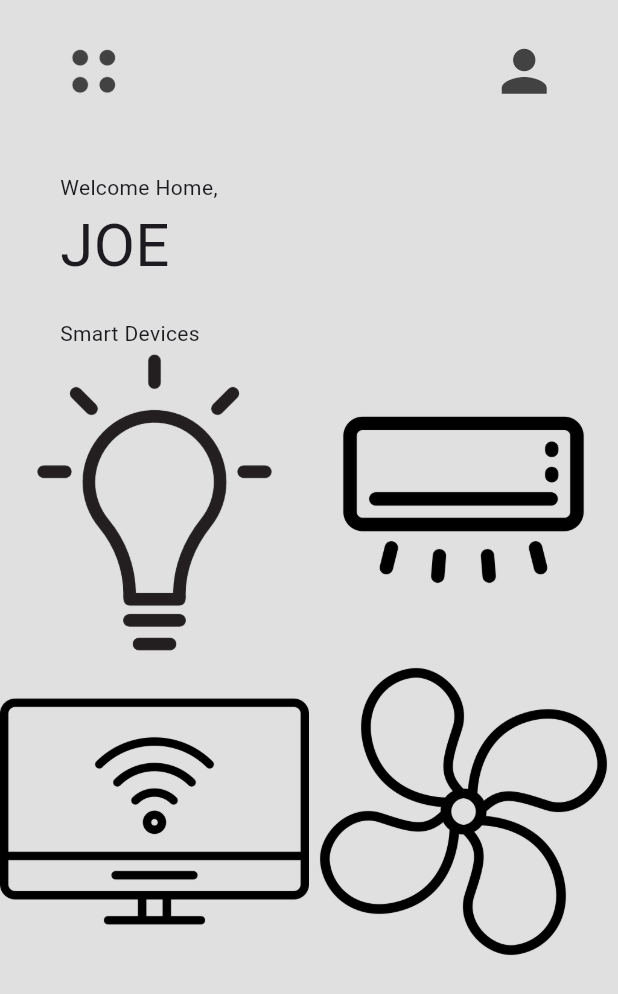
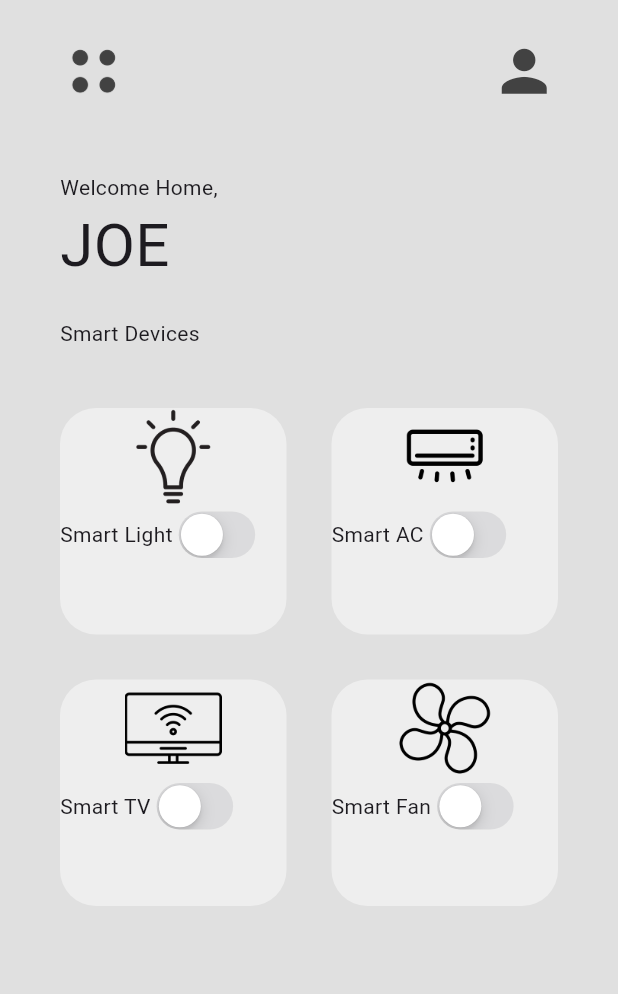
Before and after one commit to JoeDareZone/smarty-pants, a Flutter app: the screen it shows after launch, on a phone screen of 412 x 824 dp. Shown: the top 994 px of the screen. Run offline on Flutter 3.47's test engine with Material 3 defaults, Android fonts, the phone set to English and light mode, and no system bars.

Commit message:
style: :lipstick: Update smart device box and add swtich

```diff
--- a/lib/pages/home_page.dart
+++ b/lib/pages/home_page.dart
@@ -67,6 +67,7 @@
             Expanded(
                 child: GridView.builder(
                     itemCount: mySmartDevices.length,
+                    padding: const EdgeInsets.all(25),
                     gridDelegate:
                         const SliverGridDelegateWithFixedCrossAxisCount(
                             crossAxisCount: 2),
--- a/lib/util/smart_device_box.dart
+++ b/lib/util/smart_device_box.dart
@@ -1,3 +1,4 @@
+import 'package:flutter/cupertino.dart';
 import 'package:flutter/material.dart';
 
 class SmartDeviceBox extends StatelessWidget {
@@ -14,13 +15,25 @@
 
   @override
   Widget build(BuildContext context) {
-    return Container(
-      child:Column(
-        children: [
-          Image.asset(iconPath),
-          // Text(smartDeviceName)
-        ],
-      )
-    );
+    return Padding(
+        padding: const EdgeInsets.all(15.0),
+        child: Container(
+            decoration: BoxDecoration(
+                color: Colors.grey[200],
+                borderRadius: BorderRadius.circular(24)),
+            child: Column(
+              children: [
+                Image.asset(
+                  iconPath,
+                  height: 65,
+                ),
+                Row(
+                  children: [
+                    Text(smartDeviceName),
+                    CupertinoSwitch(value: false, onChanged: (value) {})
+                  ],
+                )
+              ],
+            )));
   }
 }
```
